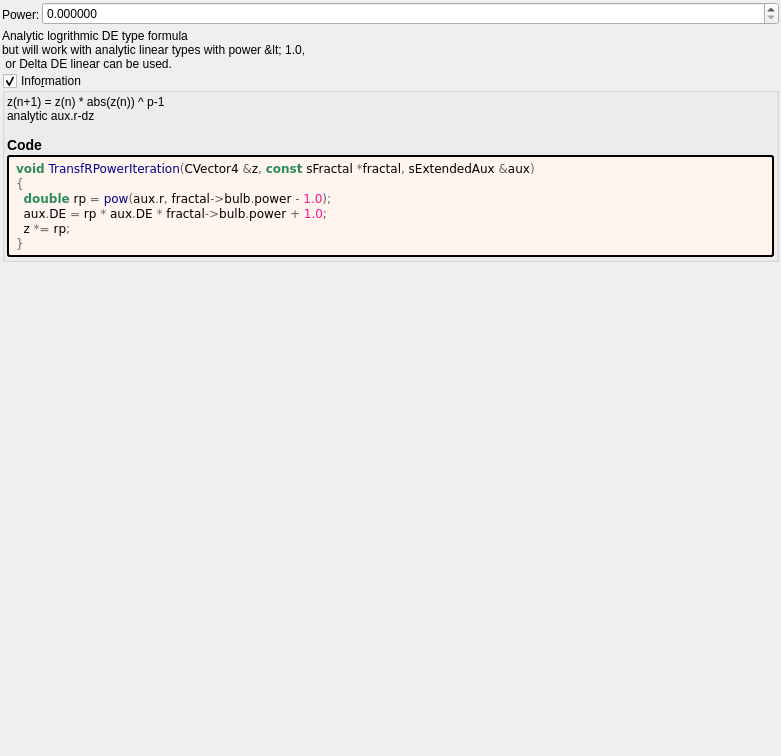
Above: mandelbulber2/formula/ui/transf_r_power.ui from buddhi1980/mandelbulber2 before the change. Below: the same form after it.
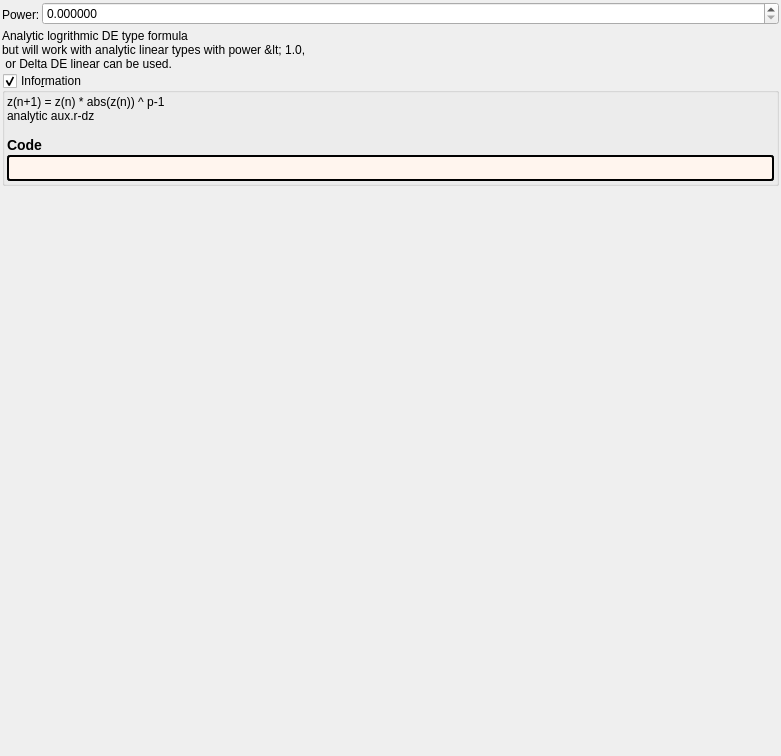
That is the form after the change. Custom widgets are drawn as their Qt base class.

```diff
--- a/mandelbulber2/formula/ui/transf_r_power.ui
+++ b/mandelbulber2/formula/ui/transf_r_power.ui
@@ -131,15 +131,7 @@
          <string notr="true">border-style: outset; border-width: 2px; border-radius: 3px; border-color: black; background-color: #fff5ee; padding: 4px;</string>
         </property>
         <property name="text">
-         <string notr="true">&lt;body style=&quot;background-color:#fff5ee&quot;&gt;
-&lt;pre style=&quot;color:#000000; background-color:#fff5ee;  font-family:'Courier New',monospace;&quot;&gt;&lt;span style=&quot;color:#2e8b57; font-weight:bold&quot;&gt;void&lt;/span&gt; &lt;span style=&quot;color:#00008f&quot;&gt;TransfRPowerIteration&lt;/span&gt;&lt;span style=&quot;color:#676767&quot;&gt;(&lt;/span&gt;CVector4 &lt;span style=&quot;color:#676767&quot;&gt;&amp;amp;&lt;/span&gt;z&lt;span style=&quot;color:#676767&quot;&gt;,&lt;/span&gt; &lt;span style=&quot;color:#2e8b57; font-weight:bold&quot;&gt;const&lt;/span&gt; sFractal &lt;span style=&quot;color:#676767&quot;&gt;*&lt;/span&gt;fractal&lt;span style=&quot;color:#676767&quot;&gt;,&lt;/span&gt; sExtendedAux &lt;span style=&quot;color:#676767&quot;&gt;&amp;amp;&lt;/span&gt;aux&lt;span style=&quot;color:#676767&quot;&gt;)&lt;/span&gt;
-&lt;span style=&quot;color:#676767&quot;&gt;{&lt;/span&gt;
-  &lt;span style=&quot;color:#2e8b57; font-weight:bold&quot;&gt;double&lt;/span&gt; rp &lt;span style=&quot;color:#676767&quot;&gt;=&lt;/span&gt; &lt;span style=&quot;color:#00008f&quot;&gt;pow&lt;/span&gt;&lt;span style=&quot;color:#676767&quot;&gt;(&lt;/span&gt;aux&lt;span style=&quot;color:#676767&quot;&gt;.&lt;/span&gt;r&lt;span style=&quot;color:#676767&quot;&gt;,&lt;/span&gt; fractal&lt;span style=&quot;color:#676767&quot;&gt;-&amp;gt;&lt;/span&gt;bulb&lt;span style=&quot;color:#676767&quot;&gt;.&lt;/span&gt;power &lt;span style=&quot;color:#676767&quot;&gt;-&lt;/span&gt; &lt;span style=&quot;color:#ff1493&quot;&gt;1.0&lt;/span&gt;&lt;span style=&quot;color:#676767&quot;&gt;);&lt;/span&gt;
-  aux&lt;span style=&quot;color:#676767&quot;&gt;.&lt;/span&gt;DE &lt;span style=&quot;color:#676767&quot;&gt;=&lt;/span&gt; rp &lt;span style=&quot;color:#676767&quot;&gt;*&lt;/span&gt; aux&lt;span style=&quot;color:#676767&quot;&gt;.&lt;/span&gt;DE &lt;span style=&quot;color:#676767&quot;&gt;*&lt;/span&gt; fractal&lt;span style=&quot;color:#676767&quot;&gt;-&amp;gt;&lt;/span&gt;bulb&lt;span style=&quot;color:#676767&quot;&gt;.&lt;/span&gt;power &lt;span style=&quot;color:#676767&quot;&gt;+&lt;/span&gt; &lt;span style=&quot;color:#ff1493&quot;&gt;1.0&lt;/span&gt;&lt;span style=&quot;color:#676767&quot;&gt;;&lt;/span&gt;
-  z &lt;span style=&quot;color:#676767&quot;&gt;*=&lt;/span&gt; rp&lt;span style=&quot;color:#676767&quot;&gt;;&lt;/span&gt;
-&lt;span style=&quot;color:#676767&quot;&gt;}&lt;/span&gt;
-&lt;/pre&gt;
-&lt;/body&gt;</string>
+         <string notr="true"></string>
         </property>
         <property name="wordWrap">
          <bool>true</bool>
```
